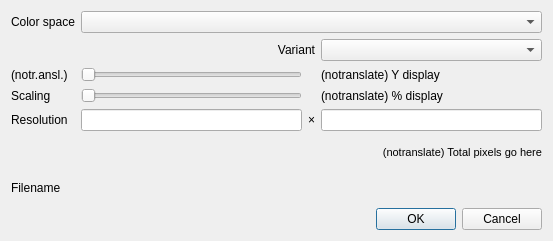
Qt form src/widgets/colorplaneexport_ui.ui (KDE/kdenlive) before a commit.
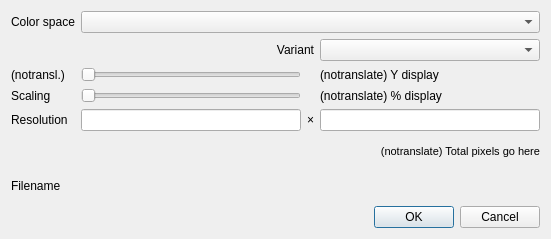
The same form after that commit. Custom widgets are drawn as their Qt base class.

Patch:
```diff
--- a/src/widgets/colorplaneexport_ui.ui
+++ b/src/widgets/colorplaneexport_ui.ui
@@ -6,8 +6,8 @@
    <rect>
     <x>0</x>
     <y>0</y>
-    <width>553</width>
-    <height>241</height>
+    <width>551</width>
+    <height>239</height>
    </rect>
   </property>
   <property name="windowTitle">
@@ -47,7 +47,7 @@
    <item row="2" column="0">
     <widget class="QLabel" name="lblSliderName">
      <property name="text">
-      <string notr="true">(notr.ansl.)</string>
+      <string notr="true">(notransl.)</string>
      </property>
     </widget>
    </item>
```
